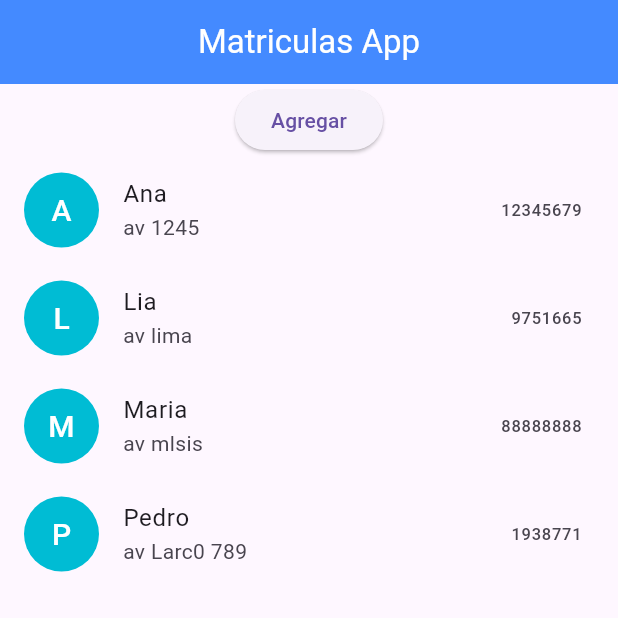
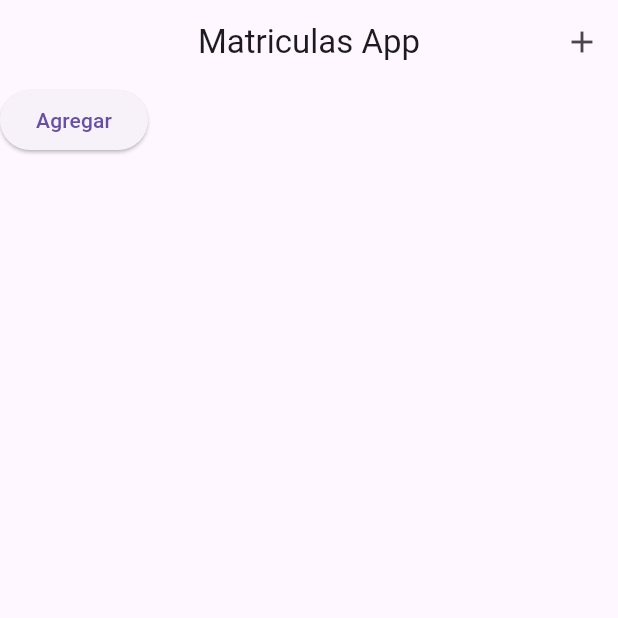
Before and after one commit to AlberthRuiz/matriculasapp, a Flutter app: the screen it shows after launch, after a tap on "Agregar", on a phone screen of 412 x 824 dp, the top half of it. Run offline on Flutter 3.47's test engine with Material 3 defaults, Android fonts, the phone set to English and light mode, and no system bars.

Commit message:
Seccion add complete

```diff
--- a/lib/models/Institucion_model.dart
+++ b/lib/models/Institucion_model.dart
@@ -1,4 +1,4 @@
-import 'package:matriculasapp/models/Matricula_model.dart';
+import 'package:matriculasapp/models/matricula_model.dart';
 
 class Institucion {
   String nombre;
--- a/lib/models/Matricula_model.dart
+++ b/lib/models/Matricula_model.dart
@@ -1,5 +1,5 @@
-import 'package:matriculasapp/models/Carrera_model.dart';
-import 'package:matriculasapp/models/Person_model.dart';
+import 'package:matriculasapp/models/carrera_model.dart';
+import 'package:matriculasapp/models/person_model.dart';
 
 class Matricula {
   String fecha;
--- a/lib/screens/matricula_screen.dart
+++ b/lib/screens/matricula_screen.dart
@@ -1,5 +1,8 @@
 import 'package:flutter/material.dart';
-import 'package:matriculasapp/models/Person_model.dart';
+import 'package:matriculasapp/models/person_model.dart';
+import 'package:matriculasapp/models/carrera_model.dart';
+import 'package:matriculasapp/models/institucion_model.dart';
+import 'package:matriculasapp/models/matricula_model.dart';
 
 class MatriculasHome extends StatefulWidget {
   @override
@@ -13,45 +16,125 @@ class _MatriculasHomeState extends State<MatriculasHome> {
     Person(name: "Maria", address: "av mlsis", phone: "88888888"),
   ];
 
+  List<Carrera> carrerasList = [
+    Carrera(nombre: "Contabilidad", duracion: "5 años"),
+    Carrera(nombre: "Diseño", duracion: "5 años"),
+  ];
+
+  List<Matricula> matriculasList = [];
+
+  List<Institucion> institucioneslist = [];
   @override
   Widget build(BuildContext context) {
     return Scaffold(
       appBar: AppBar(
-        title: Text(
-          "Matriculas App",
-          style: TextStyle(color: Colors.white),
-        ),
+        title: Text("Matriculas App"),
         centerTitle: true,
-        backgroundColor: Colors.blueAccent,
+        actions: [
+          IconButton(
+            onPressed: () {
+              //AGREGAR INSTITUCIONES
+              institucioneslist.add(
+                Institucion(
+                  nombre: "UTP",
+                  direccion: "AV LIMA 123123",
+                  ruc: "12345678",
+                  telefono: "98765431",
+                  matriculas: [],
+                ),
+              );
+              setState(() {});
+            },
+            icon: Icon(Icons.add),
+          ),
+        ],
       ),
       body: Column(
         children: [
           ElevatedButton(
             onPressed: () {
-              peopleList.add(
-                Person(
-                    name: "Pedro",
-                    address: "av Larc0 789",
-                    phone: "1938771",
-                    dni: "12345678"),
-              );
               setState(() {});
             },
             child: Text("Agregar"),
           ),
-          ...peopleList.map((e) => ListTile(
-                leading: CircleAvatar(
-                  backgroundColor: Colors.cyan,
-                  radius: 25,
-                  child: Text(
-                    e.name[0],
-                    style: TextStyle(fontSize: 20, color: Colors.white),
+          ...institucioneslist.map(
+            (institucionElement) => Column(
+              children: [
+                Row(
+                  mainAxisAlignment: MainAxisAlignment.center,
+                  children: [
+                    Text(
+                      "${institucionElement.nombre}",
+                      style: TextStyle(
+                        fontWeight: FontWeight.bold,
+                        fontSize: 20,
+                      ),
+                    ),
+                    IconButton(
+                      onPressed: () => setState(() {
+                        institucionElement.matriculas.add(
+                          Matricula(
+                            fecha: "14/01/2024",
+                            hora: "11:05",
+                            alumno: Person(
+                                name: "pedro",
+                                address: "Avv cusco 123456",
+                                phone: "987654321"),
+                            carrera: carrerasList[1],
+                          ),
+                        );
+                      }),
+                      icon: Icon(Icons.add),
+                    ),
+                  ],
+                ),
+                ...institucionElement.matriculas.map(
+                  (e) => ListTile(
+                    leading: CircleAvatar(
+                      backgroundColor: Colors.cyan,
+                      // radius: 25,
+                      child: Text(
+                        e.alumno.name[0],
+                        style: TextStyle(fontSize: 20, color: Colors.white),
+                      ),
+                    ),
+                    title: Text("${e.alumno.name} - ${e.carrera.nombre}"),
+                    subtitle: Text(e.alumno.address),
+                    trailing: Row(
+                      mainAxisSize: MainAxisSize.min,
+                      children: [
+                        IconButton(
+                          onPressed: () {
+                            print("Editando....");
+                            e.alumno = Person(
+                                name: "ANITA",
+                                address: "CCALLE 456",
+                                phone: "9876543");
+                            setState(() {});
+                          },
+                          icon: Icon(
+                            Icons.edit,
+                            color: Colors.blue,
+                          ),
+                        ),
+                        IconButton(
+                          onPressed: () {
+                            print("Eliminando....");
+                            matriculasList.remove(e);
+                            setState(() {});
+                          },
+                          icon: Icon(
+                            Icons.delete,
+                            color: Colors.red,
+                          ),
+                        ),
+                      ],
+                    ),
                   ),
                 ),
-                title: Text(e.name),
-                subtitle: Text(e.address),
-                trailing: Text(e.phone),
-              )),
+              ],
+            ),
+          ),
         ],
       ),
     );
```
